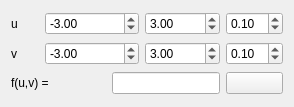
Before: the Qt Designer form Gopher/surfacewidget.ui in TTeun/gopher, drawn with Qt 5.
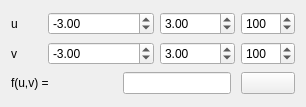
After: the same form once the commit is applied.

What changed in the file:
```diff
--- a/Gopher/surfacewidget.ui
+++ b/Gopher/surfacewidget.ui
@@ -6,7 +6,7 @@
    <rect>
     <x>0</x>
     <y>0</y>
-    <width>294</width>
+    <width>306</width>
     <height>107</height>
    </rect>
   </property>
@@ -45,16 +45,6 @@
      </property>
     </widget>
    </item>
-   <item row="0" column="5">
-    <widget class="QDoubleSpinBox" name="uIncrement">
-     <property name="singleStep">
-      <double>0.050000000000000</double>
-     </property>
-     <property name="value">
-      <double>0.100000000000000</double>
-     </property>
-    </widget>
-   </item>
    <item row="1" column="1" colspan="3">
     <widget class="QDoubleSpinBox" name="var2Min">
      <property name="minimum">
@@ -107,16 +97,6 @@
      </property>
     </widget>
    </item>
-   <item row="1" column="5">
-    <widget class="QDoubleSpinBox" name="vIncrement">
-     <property name="singleStep">
-      <double>0.050000000000000</double>
-     </property>
-     <property name="value">
-      <double>0.100000000000000</double>
-     </property>
-    </widget>
-   </item>
    <item row="4" column="5">
     <widget class="QPushButton" name="colorButton">
      <property name="text">
@@ -124,6 +104,32 @@
      </property>
     </widget>
    </item>
+   <item row="0" column="5">
+    <widget class="QSpinBox" name="uStepsSpinbox">
+     <property name="minimum">
+      <number>2</number>
+     </property>
+     <property name="maximum">
+      <number>1000</number>
+     </property>
+     <property name="value">
+      <number>100</number>
+     </property>
+    </widget>
+   </item>
+   <item row="1" column="5">
+    <widget class="QSpinBox" name="vStepsSpinbox">
+     <property name="minimum">
+      <number>2</number>
+     </property>
+     <property name="maximum">
+      <number>1000</number>
+     </property>
+     <property name="value">
+      <number>100</number>
+     </property>
+    </widget>
+   </item>
   </layout>
  </widget>
  <resources/>
```
